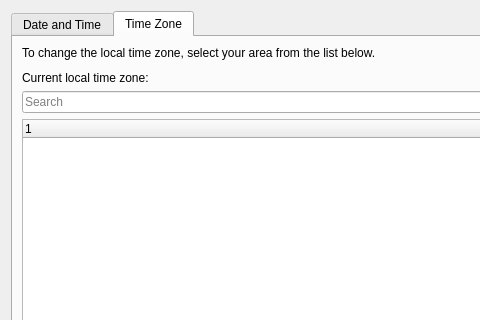
First picture: the form in kcms/dateandtime/dateandtime.ui, repository Sonic-DE/sonic-desktop-interface, before the edit; both pictures show x 0 to 480 and y 0 to 320 of the 613 by 463 pixel window.
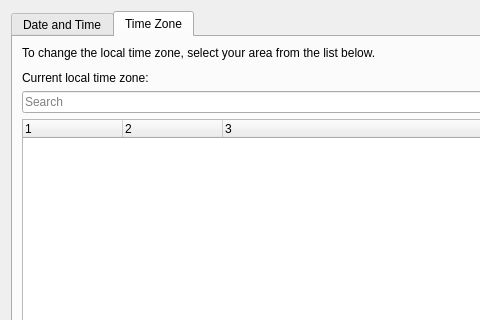
Second picture: the form after the edit. The open tabs and pages were chosen to show the change. Custom widgets are drawn as their Qt base class.

Commit message:
Enable/disable manual date selection if NTP is selected
Must have got lost in .ui file porting.

Diff of the .ui file:
```diff
--- a/kcms/dateandtime/dateandtime.ui
+++ b/kcms/dateandtime/dateandtime.ui
@@ -158,6 +158,21 @@
        </item>
        <item>
         <widget class="K4TimeZoneWidget" name="tzonelist">
+         <column>
+          <property name="text">
+           <string notr="true">1</string>
+          </property>
+         </column>
+         <column>
+          <property name="text">
+           <string notr="true">2</string>
+          </property>
+         </column>
+         <column>
+          <property name="text">
+           <string notr="true">3</string>
+          </property>
+         </column>
         </widget>
        </item>
       </layout>
```
Left out of the diff: 41 changed lines with no effect on the pictures.
